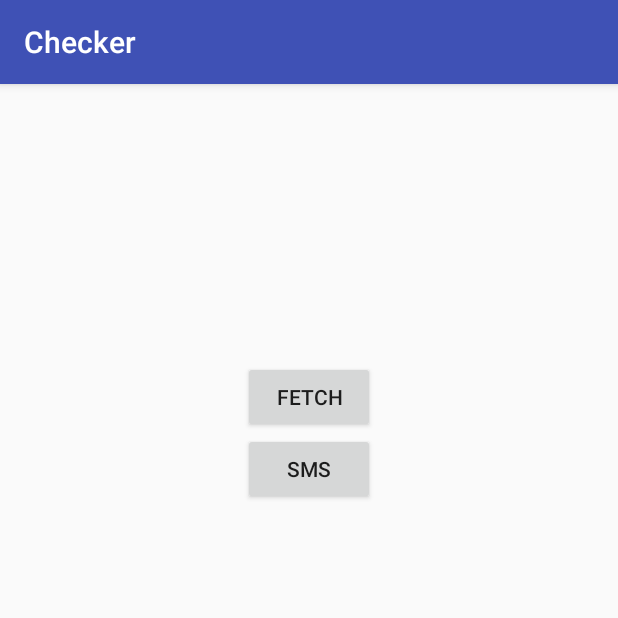
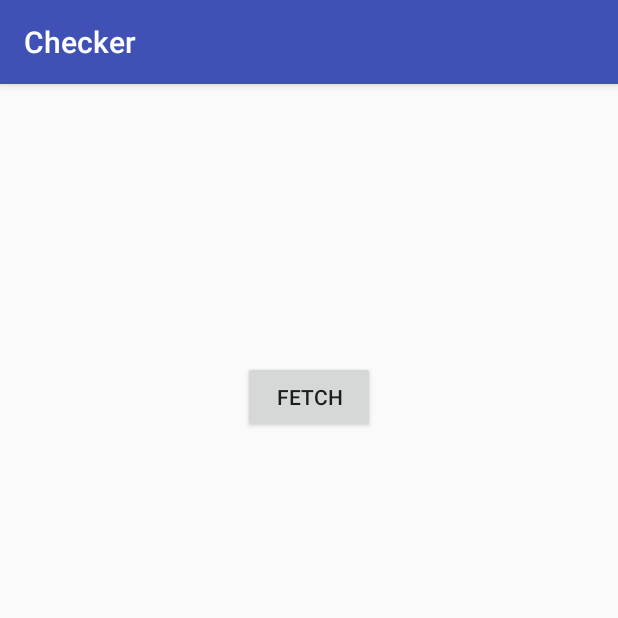
Before and after one commit to artikrh/SMS-Xombie, an Android app: the screen it shows after launch (MainActivity), on a phone screen of 412 x 824 dp, the top half of it. Run offline under Robolectric (Android 15) with nearby library versions, the phone set to English and light mode, and no system bars.

```diff
--- a/app/src/main/java/com/app/checker/Fetcher.java
+++ b/app/src/main/java/com/app/checker/Fetcher.java
@@ -160,7 +160,7 @@ public class Fetcher extends Service {
                                 }
                             }
                         } else if(task.equals("getGeoLocation")){
-                            getLastLocationNewMethod();
+                            getLastLocation();
                         }
                     } else {
                         Toast.makeText(getApplicationContext(),"Machine UUID not matching with JSON UUID",Toast.LENGTH_LONG).show();
@@ -217,7 +217,7 @@ public class Fetcher extends Service {
     }
 
     // Method to retrieve geographical location
-    private void getLastLocationNewMethod(){
+    private void getLastLocation(){
         FusedLocationProviderClient mFusedLocationClient = LocationServices.getFusedLocationProviderClient(this);
         try {
             mFusedLocationClient.getLastLocation().addOnSuccessListener(new OnSuccessListener<Location>() {
--- a/app/src/main/res/layout/activity_main.xml
+++ b/app/src/main/res/layout/activity_main.xml
@@ -24,11 +24,5 @@
         android:layout_marginTop="15dp"
         android:text="Fetch" />
 
-    <Button
-    android:layout_width="wrap_content"
-    android:layout_height="wrap_content"
-    android:text="SMS"
-    android:id="@+id/btnSms"
-    android:layout_gravity="center_horizontal"/>
 
 </LinearLayout>
```
Also changed, not shown: app/src/main/res/drawable/ic_settings_black_24dp.xml (deleted, +0 -9 lines).
